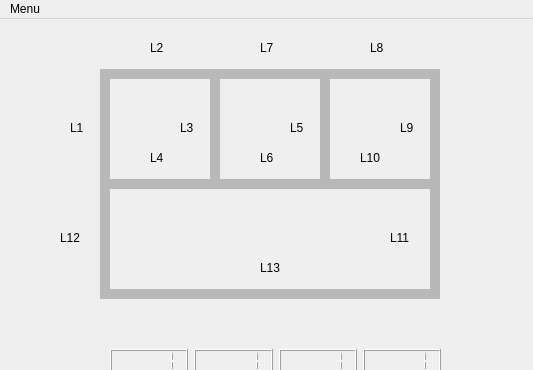
First picture: the form in sistema4trens.ui, repository alexandrelourival/ATV3-STR, before the edit; both pictures show x 0 to 533 and y 0 to 370 of the 533 by 600 pixel window.
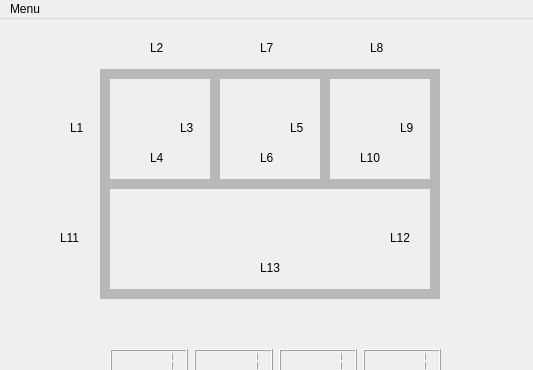
Second picture: the form after the edit.

The edit to the form file:
```diff
--- a/sistema4trens.ui
+++ b/sistema4trens.ui
@@ -36,7 +36,7 @@
    <widget class="QLabel" name="label_trem1">
     <property name="geometry">
      <rect>
-      <x>250</x>
+      <x>140</x>
       <y>40</y>
       <width>30</width>
       <height>30</height>
@@ -280,7 +280,7 @@
    <widget class="QLabel" name="label_trem2">
     <property name="geometry">
      <rect>
-      <x>370</x>
+      <x>250</x>
       <y>40</y>
       <width>30</width>
       <height>30</height>
@@ -296,8 +296,8 @@
    <widget class="QLabel" name="label_trem3">
     <property name="geometry">
      <rect>
-      <x>260</x>
-      <y>260</y>
+      <x>360</x>
+      <y>40</y>
       <width>30</width>
       <height>30</height>
      </rect>
@@ -312,8 +312,8 @@
    <widget class="QLabel" name="label_trem4">
     <property name="geometry">
      <rect>
-      <x>140</x>
-      <y>40</y>
+      <x>260</x>
+      <y>260</y>
       <width>30</width>
       <height>30</height>
      </rect>
@@ -468,23 +468,10 @@
      <string>L13</string>
     </property>
    </widget>
-   <widget class="QLabel" name="label_L11">
-    <property name="geometry">
-     <rect>
-      <x>390</x>
-      <y>210</y>
-      <width>31</width>
-      <height>17</height>
-     </rect>
-    </property>
-    <property name="text">
-     <string>L11</string>
-    </property>
-   </widget>
    <widget class="QLabel" name="label_L12">
     <property name="geometry">
      <rect>
-      <x>60</x>
+      <x>390</x>
       <y>210</y>
       <width>31</width>
       <height>17</height>
@@ -494,7 +481,20 @@
      <string>L12</string>
     </property>
    </widget>
-   <widget class="QWidget" name="">
+   <widget class="QLabel" name="label_L11">
+    <property name="geometry">
+     <rect>
+      <x>60</x>
+      <y>210</y>
+      <width>31</width>
+      <height>17</height>
+     </rect>
+    </property>
+    <property name="text">
+     <string>L11</string>
+    </property>
+   </widget>
+   <widget class="QWidget" name="layoutWidget">
     <property name="geometry">
      <rect>
       <x>110</x>
```
Left out of the diff: 18 changed lines with no effect on the pictures.
